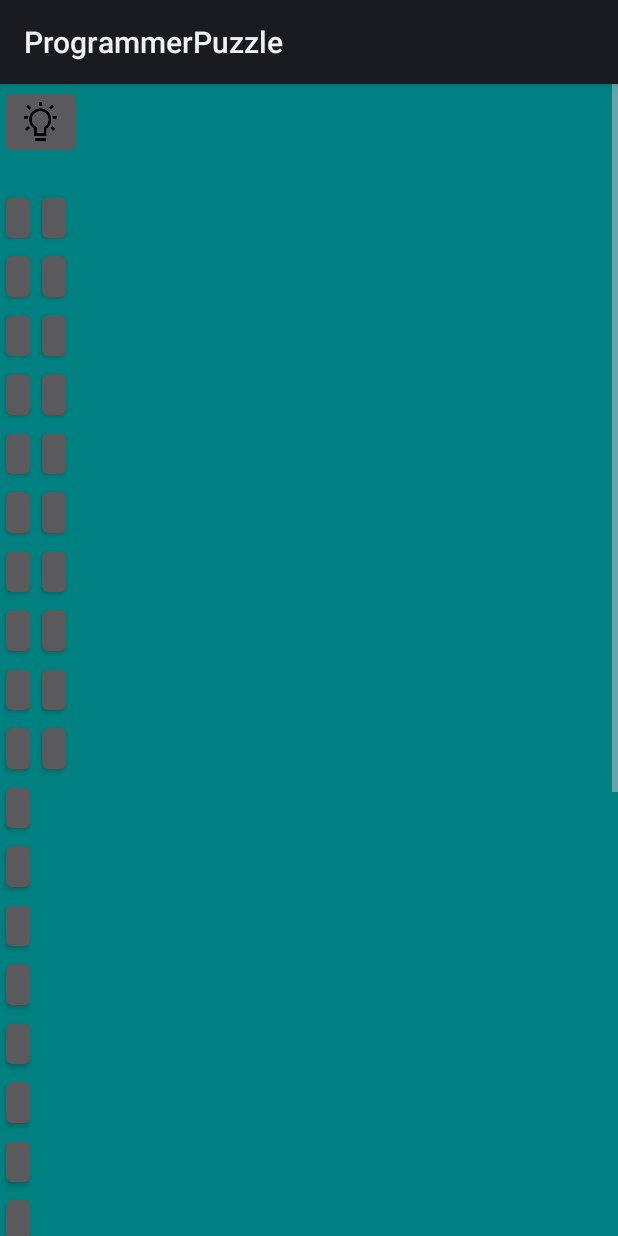
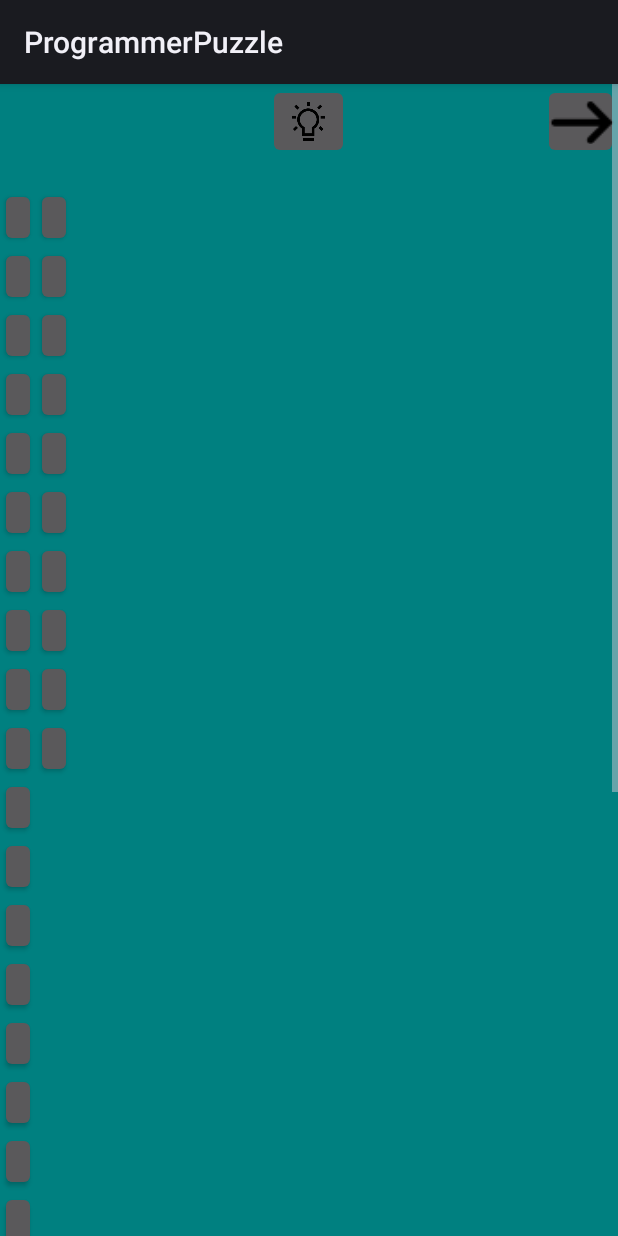
Before and after one commit to davehun01/ProgrammerPuzzle, an Android app: the layout activity_new_game.xml on its own in the app's theme, with its tools: preview values and no code run, on a phone screen of 412 x 824 dp. Run offline under Robolectric (Android 15) with nearby library versions, the phone set to English and light mode, and no system bars.

```diff
--- a/app/src/main/AndroidManifest.xml
+++ b/app/src/main/AndroidManifest.xml
@@ -15,6 +15,7 @@
             android:theme="@style/AppTheme.NoActionBar">
             <intent-filter>
                 <action android:name="android.intent.action.MAIN" />
+
                 <category android:name="android.intent.category.LAUNCHER" />
             </intent-filter>
         </activity>
@@ -29,7 +30,10 @@
             android:theme="@style/AppTheme.NoActionBar" />
         <activity
             android:name=".Activities.SettingsActivity"
-            android:theme="@style/AppTheme.NoActionBar"/>
+            android:theme="@style/AppTheme.NoActionBar" />
+        <activity
+            android:name=".Activities.GameEndActivity"
+            android:theme="@style/AppTheme.NoActionBar" />
     </application>
 
 </manifest>
--- a/app/src/main/assets/array2candidates.java
+++ b/app/src/main/assets/array2candidates.java
@@ -1,4 +1,4 @@
-boolean hasTwoCandidates(int A[], int arr_size, int sum) {//1
+boolean hasTwo(int A[], int arr_size, int sum) {//1
     int left, right;//2
     Arrays.sort(A);//-3
     left = 0;//4,5
--- a/app/src/main/java/com/example/dave/programmerpuzzle/Activities/MainActivity.java
+++ b/app/src/main/java/com/example/dave/programmerpuzzle/Activities/MainActivity.java
@@ -42,13 +42,7 @@ public class MainActivity extends AppCompatActivity
 
         ButterKnife.bind(this);
 
-        // Put this in a different thread or use AsyncSession in greenDAO.
-        // For Demo purpose, this query is made on main thread but it should in a different thread.
-        Puzzle puzzle = ((MainApplication)getApplication()).getDaoSession().getPuzzleDao().load(1L);
-        //((MainApplication) getApplication()).getDaoSession().getPuzzleDao().loadAll();
-
         activityDesign();
-
     }
 
     private void activityDesign() {
--- a/app/src/main/res/layout/activity_new_game.xml
+++ b/app/src/main/res/layout/activity_new_game.xml
@@ -11,7 +11,7 @@
     <ScrollView
         android:layout_width="match_parent"
         android:layout_height="match_parent">
-w
+
         <RelativeLayout
             android:layout_width="wrap_content"
             android:layout_height="wrap_content"
@@ -29,6 +29,13 @@ w
                     android:layout_height="wrap_content"
                     android:id="@+id/newGameActivity_Timer"
                     android:textColor="@color/colorWhite"/>
+
+                <ImageButton
+                    android:layout_width="50dp"
+                    android:layout_height="50dp"
+                    android:id="@+id/newGameActivity_Skip"
+                    android:src="@mipmap/ic_skip_transparent"
+                    android:layout_alignParentRight="true"/>
 
                 <TextView android:id="@+id/newGameActivity_PuzzleDescription"
                     android:layout_width="wrap_content"
@@ -132,7 +139,7 @@ w
                     android:layout_height="wrap_content"
                     android:theme="@style/Widget.AppCompat.Button"
                     android:layout_below="@id/newGameActivity_PuzzleDescription"
-                    android:layout_toRightOf="@id/newGameActivity_Line_1"
+                    android:layout_toEndOf="@+id/newGameActivity_Line_1"
                     android:minWidth="0dp"
                     android:minHeight="0dp"/>
 
@@ -142,7 +149,7 @@ w
                     android:layout_height="wrap_content"
                     android:theme="@style/Widget.AppCompat.Button"
                     android:layout_below="@id/newGameActivity_Line_11"
-                    android:layout_toRightOf="@id/newGameActivity_Line_2"
+                    android:layout_toEndOf="@+id/newGameActivity_Line_2"
                     android:minWidth="0dp"
                     android:minHeight="0dp"/>
 
@@ -152,7 +159,7 @@ w
                     android:layout_height="wrap_content"
                     android:theme="@style/Widget.AppCompat.Button"
                     android:layout_below="@id/newGameActivity_Line_12"
-                    android:layout_toRightOf="@id/newGameActivity_Line_3"
+                    android:layout_toEndOf="@+id/newGameActivity_Line_3"
                     android:minWidth="0dp"
                     android:minHeight="0dp"/>
 
@@ -162,7 +169,7 @@ w
                     android:layout_height="wrap_content"
                     android:theme="@style/Widget.AppCompat.Button"
                     android:layout_below="@id/newGameActivity_Line_13"
-                    android:layout_toRightOf="@id/newGameActivity_Line_4"
+                    android:layout_toEndOf="@+id/newGameActivity_Line_4"
                     android:minWidth="0dp"
                     android:minHeight="0dp"/>
 
@@ -172,7 +179,7 @@ w
                     android:layout_height="wrap_content"
                     android:theme="@style/Widget.AppCompat.Button"
                     android:layout_below="@id/newGameActivity_Line_14"
-                    android:layout_toRightOf="@id/newGameActivity_Line_5"
+                    android:layout_toEndOf="@+id/newGameActivity_Line_5"
                     android:minWidth="0dp"
                     android:minHeight="0dp"/>
 
@@ -182,7 +189,7 @@ w
                     android:layout_height="wrap_content"
                     android:theme="@style/Widget.AppCompat.Button"
                     android:layout_below="@id/newGameActivity_Line_15"
-                    android:layout_toRightOf="@id/newGameActivity_Line_6"
+                    android:layout_toEndOf="@+id/newGameActivity_Line_6"
                     android:minWidth="0dp"
                     android:minHeight="0dp"/>
 
@@ -192,7 +199,7 @@ w
                     android:layout_height="wrap_content"
                     android:theme="@style/Widget.AppCompat.Button"
                     android:layout_below="@id/newGameActivity_Line_16"
-                    android:layout_toRightOf="@id/newGameActivity_Line_7"
+                    android:layout_toEndOf="@+id/newGameActivity_Line_7"
                     android:minWidth="0dp"
                     android:minHeight="0dp"/>
 
@@ -202,7 +209,7 @@ w
                     android:layout_height="wrap_content"
                     android:theme="@style/Widget.AppCompat.Button"
                     android:layout_below="@id/newGameActivity_Line_17"
-                    android:layout_toRightOf="@id/newGameActivity_Line_8"
+                    android:layout_toEndOf="@+id/newGameActivity_Line_8"
                     android:minWidth="0dp"
                     android:minHeight="0dp"/>
 
@@ -212,7 +219,7 @@ w
                     android:layout_height="wrap_content"
                     android:theme="@style/Widget.AppCompat.Button"
                     android:layout_below="@id/newGameActivity_Line_18"
-                    android:layout_toRightOf="@id/newGameActivity_Line_9"
+                    android:layout_toEndOf="@+id/newGameActivity_Line_9"
                     android:minWidth="0dp"
                     android:minHeight="0dp"/>
 
@@ -222,7 +229,7 @@ w
                     android:layout_height="wrap_content"
                     android:theme="@style/Widget.AppCompat.Button"
                     android:layout_below="@id/newGameActivity_Line_19"
-                    android:layout_toRightOf="@id/newGameActivity_Line_10"
+                    android:layout_toEndOf="@+id/newGameActivity_Line_10"
                     android:minWidth="0dp"
                     android:minHeight="0dp"/>
 
@@ -388,8 +395,6 @@ w
 
         </RelativeLayout>
 
-
-
     </ScrollView>
 
 </android.support.constraint.ConstraintLayout>
--- a/app/src/main/res/xml/preference.xml
+++ b/app/src/main/res/xml/preference.xml
@@ -27,8 +27,8 @@
         </SwitchPreference>
 
         <SwitchPreference
-            android:title="ELFELEJTETTEM"
-            android:key="key_x"
+            android:title="Vibration"
+            android:key="key_vibration"
             android:editable="true">
         </SwitchPreference>
 
```
Also changed, not shown: app/src/main/java/com/example/dave/programmerpuzzle/Activities/GameEndActivity.java (added, +14 -0 lines), app/src/main/java/com/example/dave/programmerpuzzle/Activities/NewGameActivity.java (+120 -40 lines), app/src/main/java/com/example/dave/programmerpuzzle/GameLogic/GameLogic.java (+4 -5 lines), app/src/main/java/com/example/dave/programmerpuzzle/Persistence/DataCache.java (+12 -1 lines), app/src/main/java/com/example/dave/programmerpuzzle/Persistence/PuzzleInitializer.java (+1 -6 lines), app/src/main/res/layout/activity_game_end.xml (added, +9 -0 lines), app/src/main/assets/removeduplicates.java (line endings or trailing spaces), app/src/main/res/mipmap-hdpi/ic_skip_transparent.png (added), app/src/main/res/mipmap-mdpi/ic_skip_transparent.png (added), app/src/main/res/mipmap-xhdpi/ic_skip_transparent.png (added), app/src/main/res/mipmap-xxhdpi/ic_skip_transparent.png (added), app/src/main/res/mipmap-xxxhdpi/ic_skip_transparent.png (added), 3 other files.
